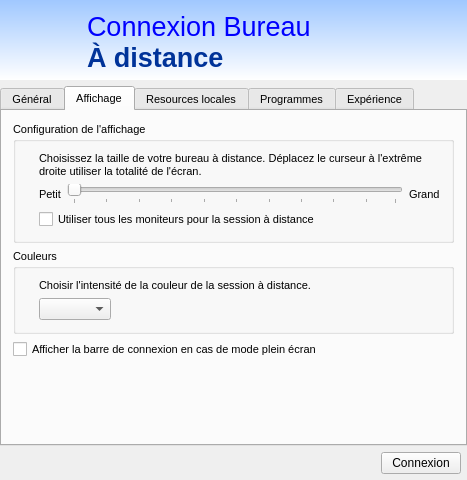
Before: the Qt Designer form maindialog.ui in robin-thoni/rd-launcher, drawn with Qt 5.
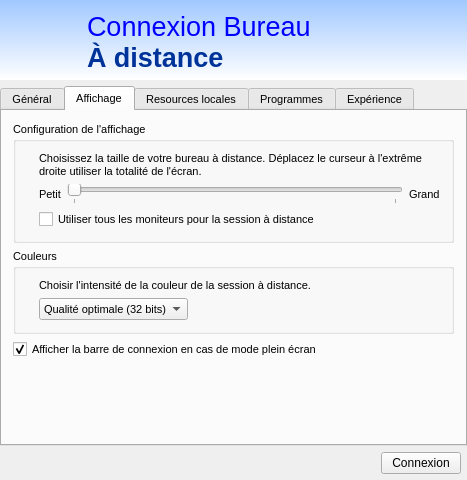
After: the same form once the commit is applied. The open tabs and pages were chosen to show the change. Icons and pictures are not drawn.

What changed in the file:
```diff
--- a/maindialog.ui
+++ b/maindialog.ui
@@ -286,7 +286,13 @@
            </widget>
           </item>
           <item row="1" column="2">
-           <widget class="QSlider" name="horizontalSlider">
+           <widget class="QSlider" name="slidResolution">
+            <property name="maximum">
+             <number>10</number>
+            </property>
+            <property name="pageStep">
+             <number>1</number>
+            </property>
             <property name="orientation">
              <enum>Qt::Horizontal</enum>
             </property>
@@ -367,6 +373,32 @@
               <verstretch>0</verstretch>
              </sizepolicy>
             </property>
+            <property name="currentIndex">
+             <number>3</number>
+            </property>
+            <property name="sizeAdjustPolicy">
+             <enum>QComboBox::AdjustToContents</enum>
+            </property>
+            <item>
+             <property name="text">
+              <string>Haute couleurs (15 bits)</string>
+             </property>
+            </item>
+            <item>
+             <property name="text">
+              <string>Haute couleurs (16 bits)</string>
+             </property>
+            </item>
+            <item>
+             <property name="text">
+              <string>Couleurs réeles (24 bits)</string>
+             </property>
+            </item>
+            <item>
+             <property name="text">
+              <string>Qualité optimale (32 bits)</string>
+             </property>
+            </item>
            </widget>
           </item>
           <item row="0" column="0" rowspan="2">
@@ -396,6 +428,9 @@
          <property name="text">
           <string>Afficher la barre de connexion en cas de mode plein écran</string>
          </property>
+         <property name="checked">
+          <bool>true</bool>
+         </property>
         </widget>
        </item>
        <item>
```
Left out of the diff: 224 changed lines with no effect on the pictures.
